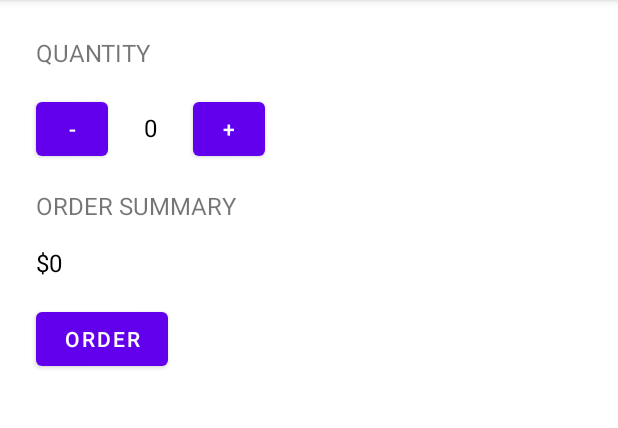
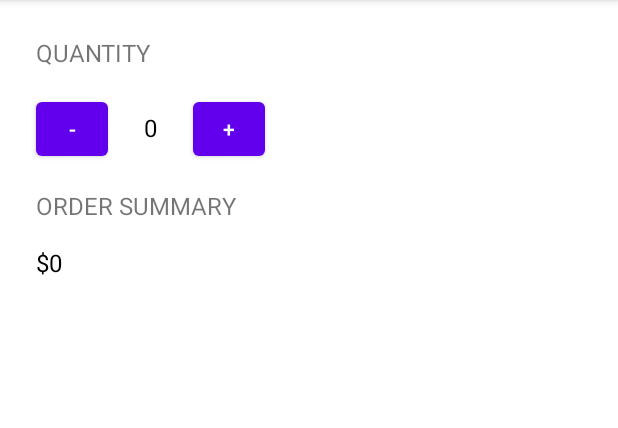
Before and after one commit to Tanvi129/Coffee_Ordering_App, an Android app: the screen it shows after launch (MainActivity), on a phone screen of 412 x 824 dp, the part 84-512 px from its top. Run offline under Robolectric (Android 15) with nearby library versions, the phone set to English and light mode, and no system bars.

Commit message:
Update activity_main.xml

```diff
--- a/app/src/main/res/layout/activity_main.xml
+++ b/app/src/main/res/layout/activity_main.xml
@@ -76,13 +76,4 @@
         android:textColor="@color/black"
         android:textSize="16sp" />
 
-    <Button
-        android:layout_width="wrap_content"
-        android:layout_height="wrap_content"
-        android:layout_marginLeft="16dp"
-        android:layout_marginRight="16dp"
-        android:layout_marginBottom="16dp"
-        android:onClick="submitOrder"
-        android:text="ORDER" />
-
 </LinearLayout>
```
